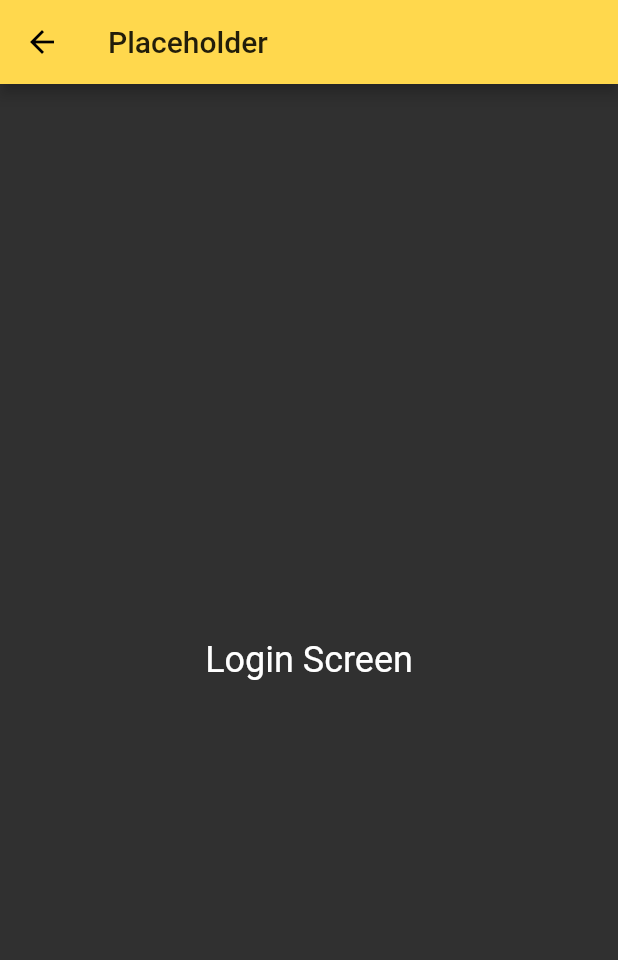
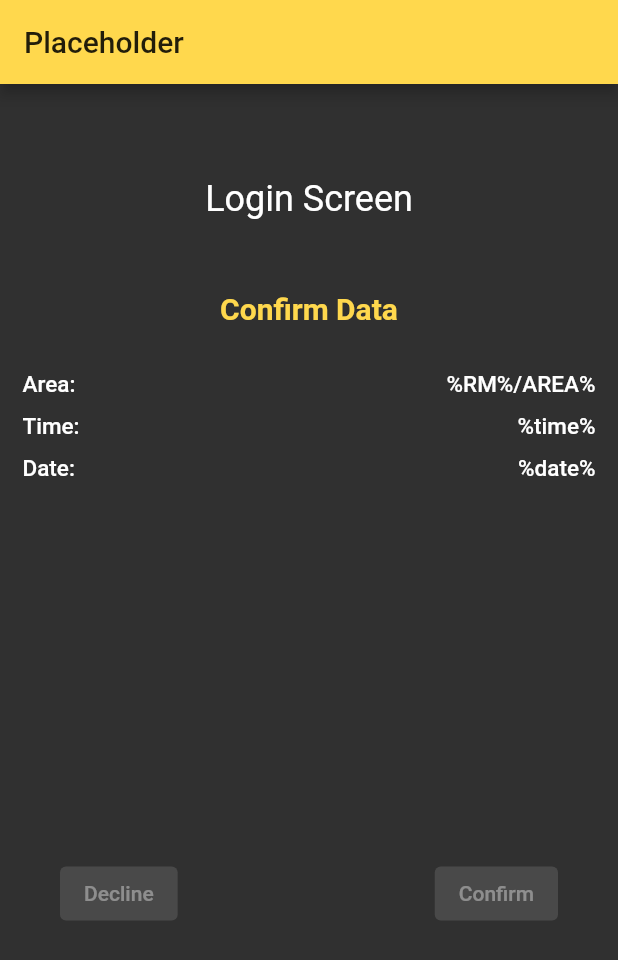
Before and after one commit to Evanchii/DailyRecord, a Flutter app: the ConfirmData screen opened directly, on a phone screen of 412 x 824 dp. Shown: the top 960 px of the screen. Run offline on Flutter 3.47's test engine with Material 2 defaults, Android fonts, the phone set to English and light mode, and no system bars; our stand-ins replace permission_handler, splashscreen; missing offline and left inert: qr.

Commit message:
-confirm Data

```diff
--- a/lib/confirmdata.dart
+++ b/lib/confirmdata.dart
@@ -1,17 +1,145 @@
 import 'package:flutter/material.dart';
 
 class ConfirmData extends StatelessWidget {
+
+
   @override
   Widget build(BuildContext context) {
+    double height = MediaQuery.of(context).size.height;
+
     return Scaffold(
       appBar: AppBar(
         title: Text('Placeholder'),
       ),
-      body: Center(
+      body: SafeArea(
         child: Container(
-          child: Text(
-            'Login Screen',
-            style: TextStyle(fontSize: 24.0),
+          padding: EdgeInsets.all(15.0),
+          child: Column(
+            children: <Widget>[
+              Container(
+                height: height*.15,
+                child: Text(
+                  'Login Screen',
+                  style: TextStyle(fontSize: 24.0),
+                ),
+                alignment: Alignment.center,
+              ),
+              Container(
+                height: height * .60 < 329.0 ? 329.0 : height * .60,
+                child: Column(
+                  mainAxisSize: MainAxisSize.min,
+                  children: <Widget>[
+                    Text(
+                        "Confirm Data",
+                      style: TextStyle(
+                        fontSize: 20.0,
+                        fontWeight: FontWeight.bold,
+                        color: Theme.of(context).primaryColor,
+                      ),
+                    ),
+                    SizedBox(
+                      height: 30,
+                    ),
+                    Row(
+                      mainAxisAlignment: MainAxisAlignment.spaceBetween,
+                      children: <Widget>[
+                        Text(
+                          "Area:",
+                        style: TextStyle(
+                            fontSize: 15.0,
+                            fontWeight: FontWeight.w500,
+                            color: Colors.white
+                        ),
+                        ),
+                        Text(
+                          "%RM%/AREA%",
+                          style: TextStyle(
+                              fontSize: 15.0,
+                              fontWeight: FontWeight.w500,
+                              color: Colors.white
+                          ),
+                        ),
+                      ],
+                    ),
+                    SizedBox(
+                      height: 10,
+                    ),
+                    Row(
+                      mainAxisAlignment: MainAxisAlignment.spaceBetween,
+                      children: <Widget>[
+                        Text(
+                          "Time:",
+                          style: TextStyle(
+                              fontSize: 15.0,
+                              fontWeight: FontWeight.w500,
+                              color: Colors.white
+                          ),
+                        ),
+                        Text(
+                          "%time%",
+                          style: TextStyle(
+                              fontSize: 15.0,
+                              fontWeight: FontWeight.w500,
+                              color: Colors.white
+                          ),
+                        ),
+                      ],
+                    ),
+                    SizedBox(
+                      height: 10,
+                    ),
+                    Row(
+                      mainAxisAlignment: MainAxisAlignment.spaceBetween,
+
+                      children: <Widget>[
+                        Text(
+                          "Date:",
+                          style: TextStyle(
+                              fontSize: 15.0,
+                              fontWeight: FontWeight.w500,
+                              color: Colors.white
+                          ),
+                        ),
+                        Text(
+                          "%date%",
+                          style: TextStyle(
+                              fontSize: 15.0,
+                              fontWeight: FontWeight.w500,
+                              color: Colors.white
+                          ),
+                        ),
+                      ],
+                    ),
+                    SizedBox(
+                      height: 250,
+                    ),
+                    Container(
+                      padding: EdgeInsets.only(left: 25.0,right: 25.0),
+                      child: Row(
+                        mainAxisAlignment: MainAxisAlignment.spaceBetween,
+                        children: <Widget>[
+                          ElevatedButton(
+                            onPressed: null,
+                            child: Text('Decline'),
+                            style: ElevatedButton.styleFrom(
+                              primary: Theme.of(context).primaryColor,
+                            ),
+
+                          ),
+                          ElevatedButton(
+                            onPressed: null,
+                            child: Text('Confirm'),
+                            style: ElevatedButton.styleFrom(
+                              primary: Theme.of(context).primaryColor,
+                            ),
+                          ),
+                        ],
+                      ),
+                    ),
+                  ],
+                ),
+              ),
+            ],
           ),
         ),
       ),
--- a/lib/splashscreen.dart
+++ b/lib/splashscreen.dart
@@ -1,5 +1,8 @@
 import 'package:dailyrecord/login.dart';
 import 'package:dailyrecord/dashframe.dart';
+import 'package:dailyrecord/signup.dart';
+import 'package:dailyrecord/user.dart';
+import 'package:dailyrecord/confirmdata.dart';
 
 import 'package:flutter/material.dart';
 import 'package:splashscreen/splashscreen.dart';
@@ -13,7 +16,7 @@
   }
 
   runApp(new MaterialApp(
-    home: Splashscreen(),
+    home: ConfirmData(),
     theme: ThemeData(
       // Define the default brightness and colors.
       brightness: Brightness.dark,
--- a/lib/user.dart
+++ b/lib/user.dart
@@ -62,7 +62,8 @@
                           style: TextStyle(
                               fontSize: 15.0,
                               fontWeight: FontWeight.w500,
-                              color: Colors.white),
+                              color: Colors.white
+                          ),
                         ),
                         Text(
                           "%last_name%, %first_name%",
```
